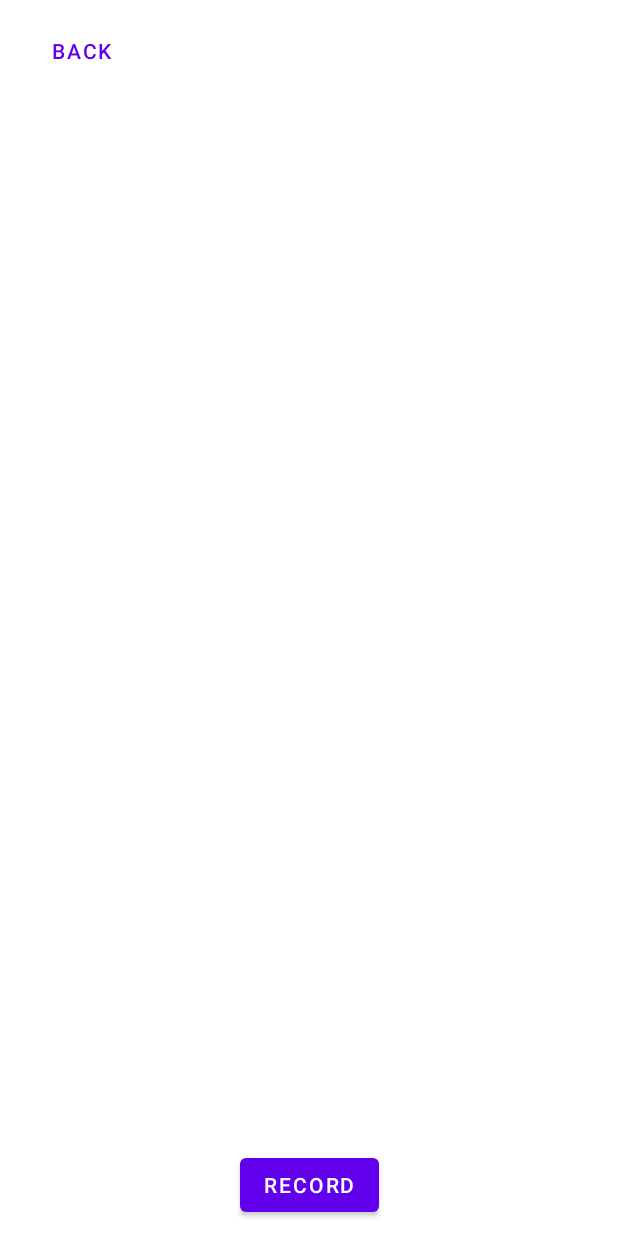
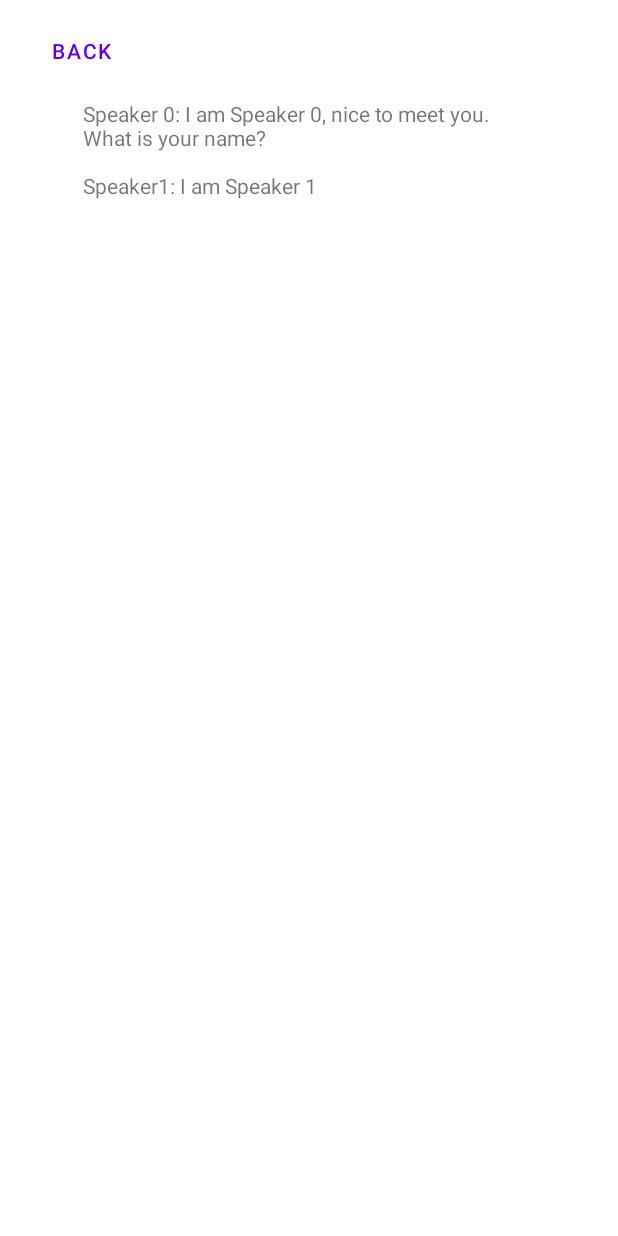
Before and after one commit to susmonteiro/LightMediatorApp, an Android app: the layout activity_transcription.xml on its own in the app's theme, with its tools: preview values and no code run, on a phone screen of 412 x 824 dp. Run offline under Robolectric (Android 15) with nearby library versions, the phone set to English and light mode, and no system bars.

Commit message:
display transcription

```diff
--- a/app/src/main/java/ami/proj/lightmediator/TranscribeStreaming.java
+++ b/app/src/main/java/ami/proj/lightmediator/TranscribeStreaming.java
@@ -93,9 +93,9 @@ public class TranscribeStreaming implements Serializable {
                                 && !results.get(0).isPartial()) {
                             String speakerTag = results.get(0).alternatives().get(0).items().get(0).speaker();
                             System.out.println(speakerTag);
-                            transcription += speakerTag;
+                            transcription += "Speaker " + speakerTag + ": ";
                             System.out.println(results.get(0).alternatives().get(0));
-                            transcription += ": " + results.get(0).alternatives().get(0).transcript() + "\n";
+                            transcription += results.get(0).alternatives().get(0).transcript() + "\n\n";
                         }
                     }
                 })
--- a/app/src/main/res/layout/activity_transcription.xml
+++ b/app/src/main/res/layout/activity_transcription.xml
@@ -18,20 +18,15 @@
         style="@style/Widget.MaterialComponents.Button.TextButton" />
 
     <TextView
-        android:layout_width="wrap_content"
+        android:id="@+id/transcription_text"
+        android:layout_width="300sp"
         android:layout_height="wrap_content"
+        android:layout_marginTop="8dp"
+        android:scrollbars="vertical"
+        app:layout_constraintEnd_toEndOf="parent"
+        app:layout_constraintHorizontal_bias="0.495"
         app:layout_constraintStart_toStartOf="parent"
         app:layout_constraintTop_toBottomOf="@id/backButton"
-        android:id="@+id/transcription_text" />
-
-    <Button
-        android:layout_width="wrap_content"
-        android:layout_height="wrap_content"
-        app:layout_constraintStart_toStartOf="parent"
-        app:layout_constraintEnd_toEndOf="parent"
-        app:layout_constraintBottom_toBottomOf="parent"
-        android:layout_marginBottom="10sp"
-        android:id="@+id/record_button"
-        android:text="Record" />
+        tools:text="Speaker 0: I am Speaker 0, nice to meet you. What is your name?\n\nSpeaker1: I am Speaker 1" />
 
 </androidx.constraintlayout.widget.ConstraintLayout>
```
Also changed, not shown: app/src/main/java/ami/proj/lightmediator/MainActivity.kt (+4 -4 lines), app/src/main/java/ami/proj/lightmediator/TranscriptionActivity.kt (+21 -24 lines), app/src/main/res/layout/activity_main.xml (+7 -1 lines).
